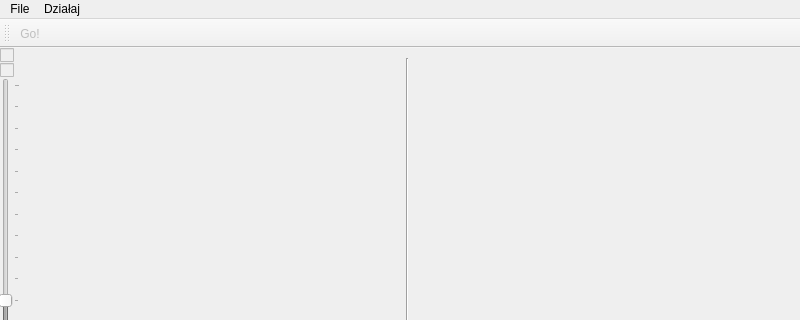
Above: sobel.ui from Athantor/sobel before the change; both pictures show x 0 to 800 and y 0 to 320 of the 800 by 600 pixel window. Below: the same form after it.
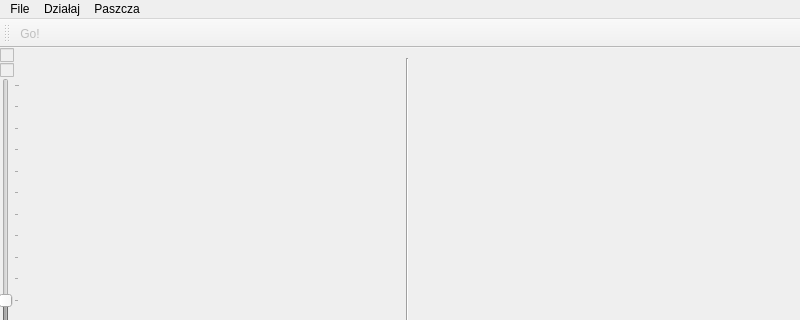
That is the form after the change.

Commit message: Allow to chose if display images

```diff
--- a/sobel.ui
+++ b/sobel.ui
@@ -243,8 +243,15 @@
     <addaction name="menuBinaryzacja" />
     <addaction name="actionHough" />
    </widget>
+   <widget class="QMenu" name="menuPaszcza" >
+    <property name="title" >
+     <string>Paszcza</string>
+    </property>
+    <addaction name="actionPrzytnij" />
+   </widget>
    <addaction name="menuOp" />
    <addaction name="menuOp_2" />
+   <addaction name="menuPaszcza" />
   </widget>
   <widget class="QStatusBar" name="statusbar" />
   <widget class="QToolBar" name="toolBar" >
```
Left out of the diff: 5 changed lines with no effect on the pictures. The commit also changes 2 other files.
